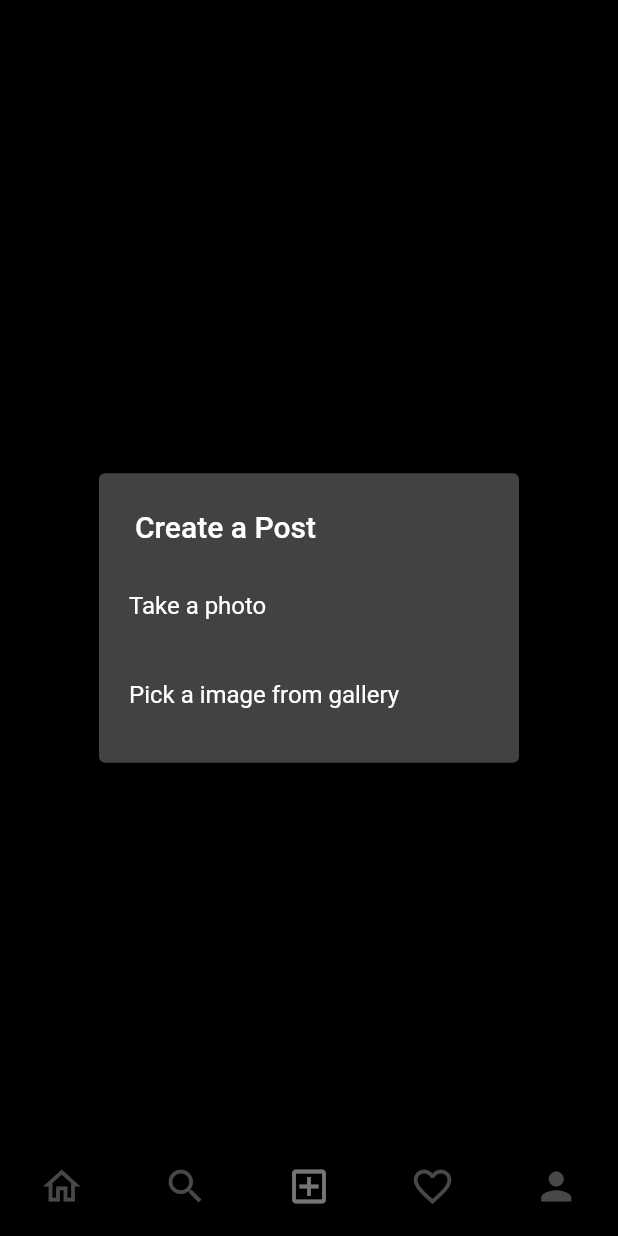
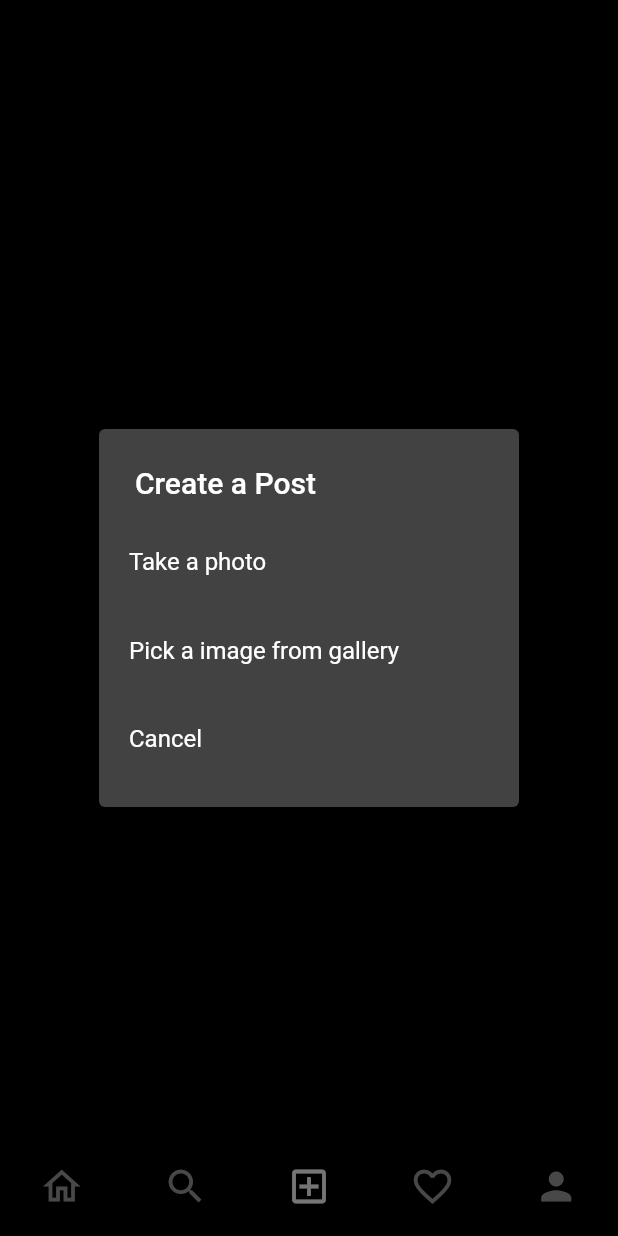
Before and after one commit to mikeowski/instagram_flutter, a Flutter app: the screen it shows once a user with an empty profile is signed in, item 3 of the bottom bar chosen, after a tap on the "upload" icon, on a phone screen of 412 x 824 dp. Run offline on Flutter 3.47's test engine with Material 2 defaults, Android fonts, the phone set to English and light mode, and no system bars; our stand-ins replace cloud_firestore, firebase_auth, firebase_core, firebase_storage, flutter_svg, image_picker; accounts and stored records are empty.

Commit message:
fix camel case spelling and added cancel option

```diff
--- a/lib/screens/add_post_screen.dart
+++ b/lib/screens/add_post_screen.dart
@@ -9,14 +9,14 @@ import 'package:instagram_flutter/utils/colors.dart';
 import 'package:instagram_flutter/utils/utils.dart';
 import 'package:provider/provider.dart';
 
-class addPostScreen extends StatefulWidget {
-  const addPostScreen({Key? key}) : super(key: key);
+class AddPostScreen extends StatefulWidget {
+  const AddPostScreen({Key? key}) : super(key: key);
 
   @override
-  _addPostScreenState createState() => _addPostScreenState();
+  _AddPostScreenState createState() => _AddPostScreenState();
 }
 
-class _addPostScreenState extends State<addPostScreen> {
+class _AddPostScreenState extends State<AddPostScreen> {
   Uint8List? _file;
   final TextEditingController _descriptionController = TextEditingController();
   bool _isLoading = false;
@@ -73,6 +73,13 @@ class _addPostScreenState extends State<addPostScreen> {
                       _file = file;
                     },
                   );
+                },
+              ),
+              SimpleDialogOption(
+                padding: const EdgeInsets.all(20),
+                child: const Text('Cancel'),
+                onPressed: () async {
+                  Navigator.of(context).pop();
                 },
               ),
             ],
--- a/lib/utils/global_variables.dart
+++ b/lib/utils/global_variables.dart
@@ -6,7 +6,7 @@ const webScreenSize = 600;
 const homeScreenItems = [
   Center(child: Text('feed')),
   Center(child: Text('search')),
-  addPostScreen(),
+  AddPostScreen(),
   Center(child: Text('favorites')),
   Center(child: Text('profile')),
 ];
```
